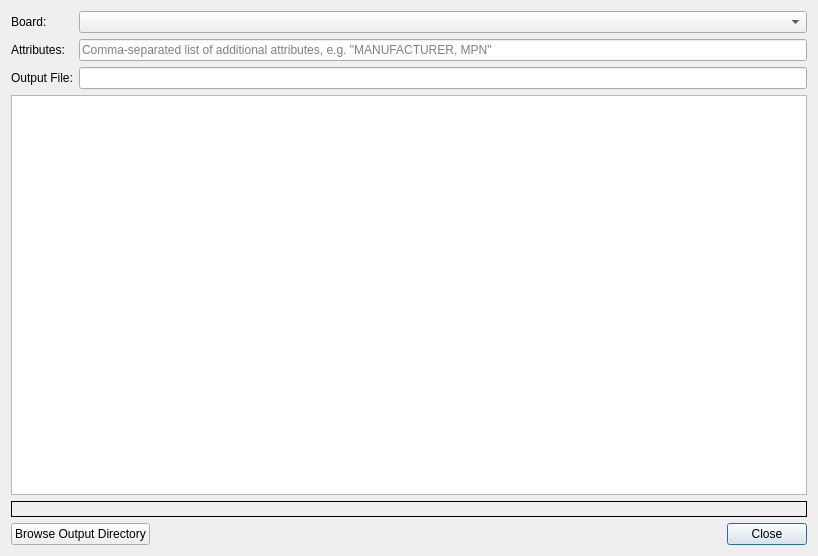
First picture: the form in libs/librepcb/editor/project/bomgeneratordialog.ui, repository LibrePCB/LibrePCB, before the edit.
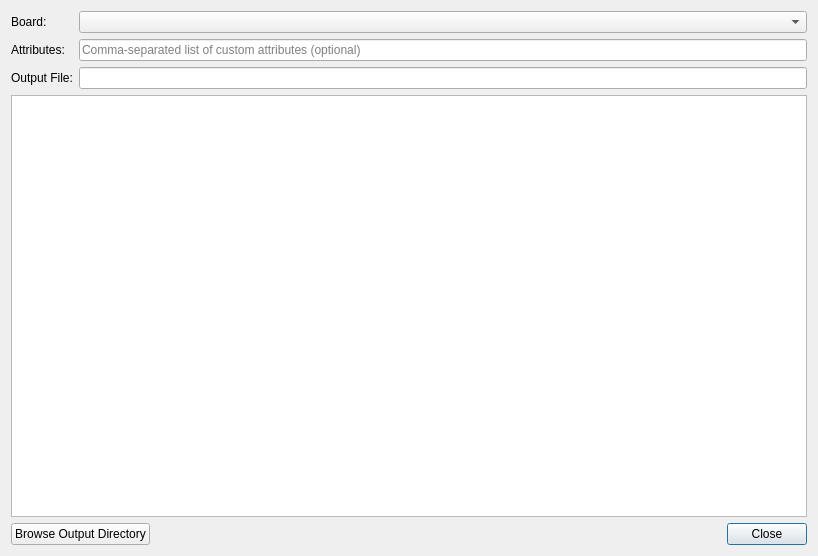
Second picture: the form after the edit.

Diff of the .ui file:
```diff
--- a/libs/librepcb/editor/project/bomgeneratordialog.ui
+++ b/libs/librepcb/editor/project/bomgeneratordialog.ui
@@ -40,7 +40,7 @@
       <string notr="true"/>
      </property>
      <property name="placeholderText">
-      <string extracomment="Don't translate the attributes MANUFACTURER and MPN, they must be in English.">Comma-separated list of additional attributes, e.g. &quot;MANUFACTURER, MPN&quot;</string>
+      <string>Comma-separated list of custom attributes (optional)</string>
      </property>
     </widget>
    </item>
@@ -62,22 +62,6 @@
     </widget>
    </item>
    <item row="6" column="0" colspan="2">
-    <widget class="QLabel" name="lblMessage">
-     <property name="frameShape">
-      <enum>QFrame::Box</enum>
-     </property>
-     <property name="text">
-      <string/>
-     </property>
-     <property name="wordWrap">
-      <bool>true</bool>
-     </property>
-     <property name="margin">
-      <number>3</number>
-     </property>
-    </widget>
-   </item>
-   <item row="7" column="0" colspan="2">
     <layout class="QHBoxLayout" name="horizontalLayout_2">
      <item>
       <widget class="QPushButton" name="btnBrowseOutputDir">
```
Left out of the diff: 6 changed lines with no effect on the pictures.
